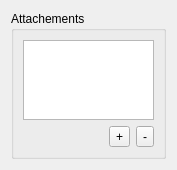
Above: src/gui/design/attachement_editor.ui from archtool/archtool before the change. Below: the same form after it.
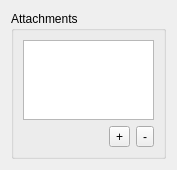
That is the form after the change.

Commit message: Added rudimentary support for attachments.

```diff
--- a/src/gui/design/attachement_editor.ui
+++ b/src/gui/design/attachement_editor.ui
@@ -17,7 +17,7 @@
    <item>
     <widget class="QGroupBox" name="groupBox">
      <property name="title">
-      <string>Attachements</string>
+      <string>Attachments</string>
      </property>
      <layout class="QVBoxLayout" name="verticalLayout">
       <item>
```
Left out of the diff: 2 changed lines with no effect on the pictures. The commit also changes 9 other files.
